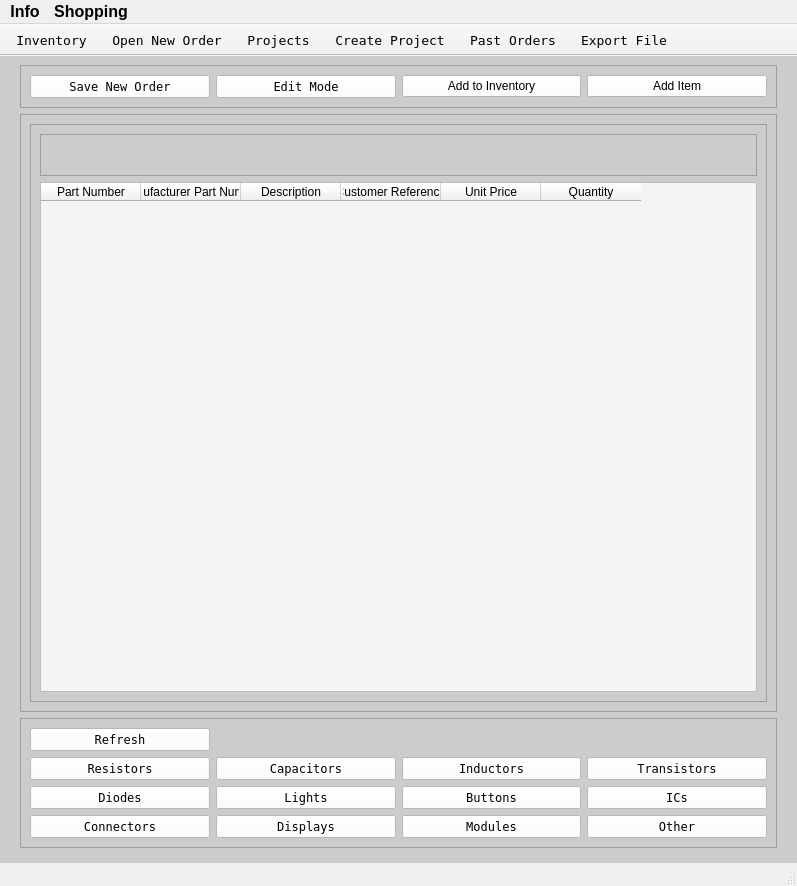
Old version of the form Program_Files/gui_app.ui in the repository Thomas1B/Electronics-Inventory-Program.
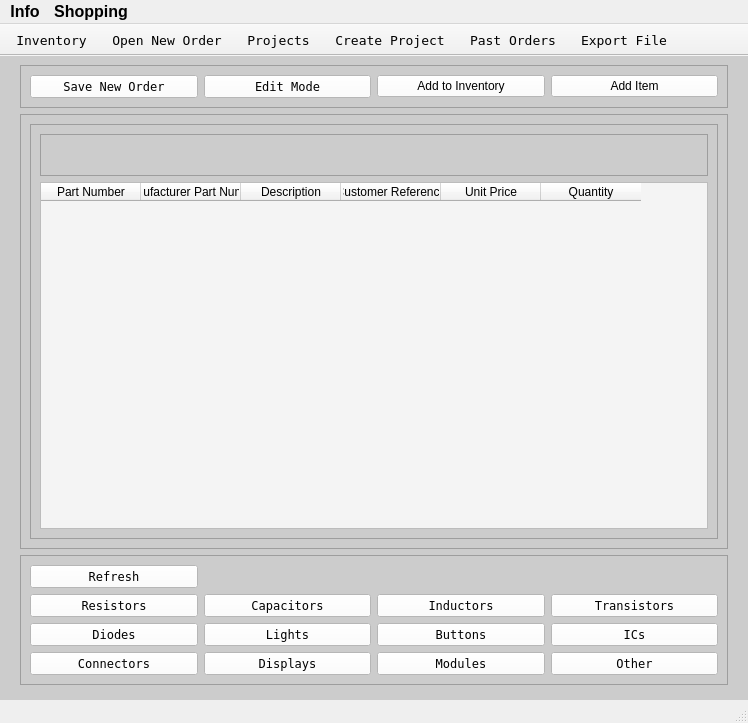
New version of the form. Icons and pictures are not drawn.

What changed in the file:
```diff
--- a/Program_Files/gui_app.ui
+++ b/Program_Files/gui_app.ui
@@ -6,8 +6,8 @@
    <rect>
     <x>0</x>
     <y>0</y>
-    <width>797</width>
-    <height>886</height>
+    <width>748</width>
+    <height>723</height>
    </rect>
   </property>
   <property name="minimumSize">
@@ -566,7 +566,7 @@
     <rect>
      <x>0</x>
      <y>0</y>
-     <width>797</width>
+     <width>748</width>
      <height>25</height>
     </rect>
    </property>
```
Left out of the diff: 2 changed lines with no effect on the pictures.
